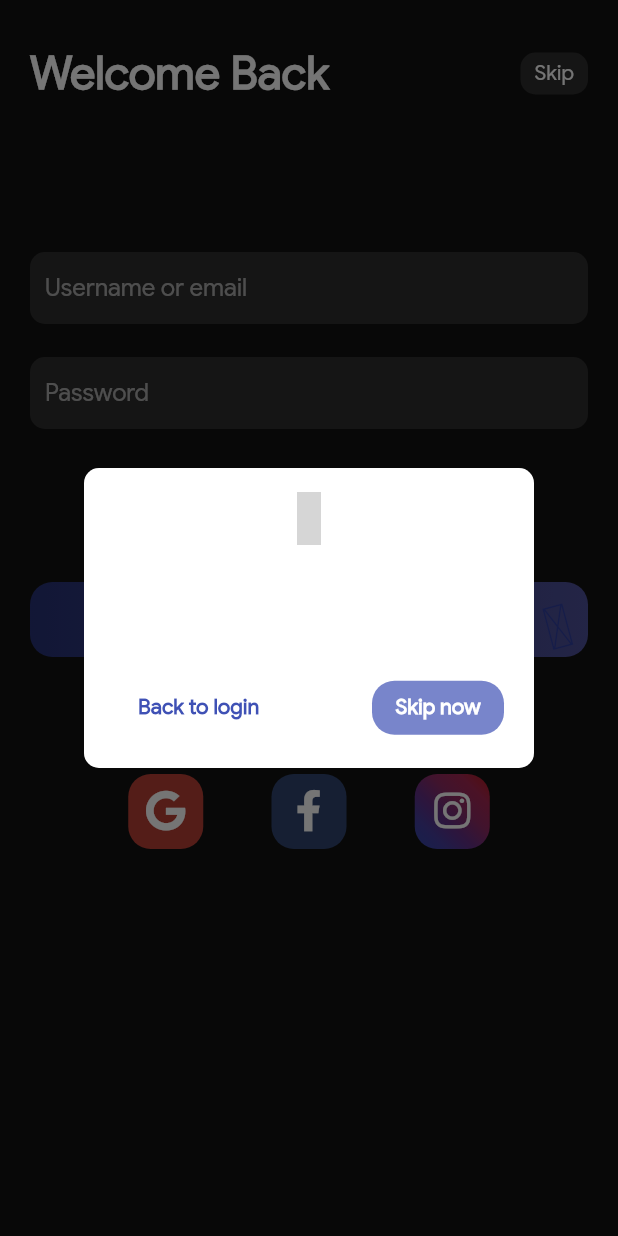
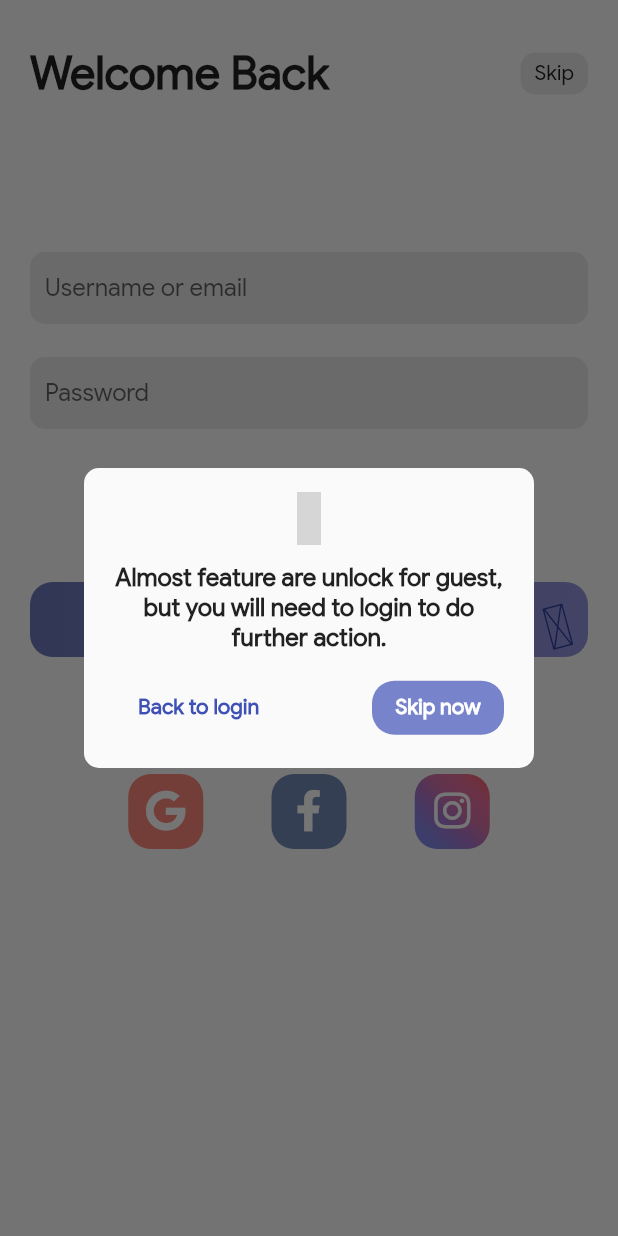
Before and after one commit to Mattstacey321/photo_social_app, a Flutter app: the Login screen opened by its route, after a tap on "Skip", on a phone screen of 412 x 824 dp. Run offline on Flutter 3.47's test engine with Material 2 defaults, Android fonts, the light colour scheme and no system bars; drawn by our look-alikes of pull_to_refresh; our stand-ins replace bot_toast, cached_network_image, carousel_slider, dio, eva_icons_flutter, flutter_blurhash and 10 more; missing offline and left inert: flutter_downloader; accounts and stored records are empty; statements that could not run were skipped; grey boxes are pictures that could not be loaded.

Commit message:
fix: fix white text color on dark theme, add configuration for release

```diff
--- a/lib/controllers/post_controller.dart
+++ b/lib/controllers/post_controller.dart
@@ -1,3 +1,4 @@
+import 'package:bot_toast/bot_toast.dart';
 import 'package:flutter/cupertino.dart';
 import 'package:get/get.dart';
 import 'package:photo_social/models/postModel.dart';
@@ -88,7 +89,8 @@ class PostController extends GetxController {
         await launch(url, forceSafariVC: false, forceWebView: false);
       }
     } catch (e) {
-      await launch(fallbackUrl, forceSafariVC: false, forceWebView: false);
+      BotToast.showText(text: "Can not open link. Try again");
+      //await launch(fallbackUrl, forceSafariVC: false, forceWebView: false);
       //BotToast.showText(text: "Can not open url");
     }
   }
--- a/lib/controllers/preferences_controller.dart
+++ b/lib/controllers/preferences_controller.dart
@@ -17,8 +17,12 @@ class PreferencesController extends GetxController {
   }
 
   static Color get colorTheme {
-    return !PreferencesController.isDarkMode
+    return PreferencesController.isDarkMode
         ? ColorStyle.darkGreyBG
         : Colors.white;
   }
+
+  static ThemeMode get themeMode {
+    return isDarkMode ? ThemeMode.dark : ThemeMode.light;
+  }
 }
--- a/lib/main.dart
+++ b/lib/main.dart
@@ -18,17 +18,13 @@ Future main() async {
       await PreferencesController.load();
   Get.put<PreferencesController>(preferencesController, permanent: true);
 
-  runApp(MyApp(
-    home: StartUpScreen(),
-    isDarkMode: PreferencesController.getPrefs.getBool('darkMode') ?? false,
-  ));
+  runApp(MyApp(home: StartUpScreen()));
   SystemChrome.setEnabledSystemUIOverlays([]);
 }
 
 class MyApp extends StatelessWidget {
   final Widget home;
-  final bool isDarkMode;
-  MyApp({this.home, this.isDarkMode});
+  MyApp({this.home});
   @override
   Widget build(BuildContext context) {
     return RefreshConfiguration(
@@ -38,7 +34,7 @@ class MyApp extends StatelessWidget {
         theme: AppTheme.lightTheme,
         darkTheme: AppTheme.darkTheme,
         debugShowCheckedModeBanner: false,
-        themeMode: isDarkMode ? ThemeMode.light : ThemeMode.dark,
+        themeMode: PreferencesController.themeMode,
         builder: BotToastInit(),
         navigatorObservers: [BotToastNavigatorObserver()],
         initialRoute: '/',
--- a/lib/screens/forum_post/widgets/post_item.dart
+++ b/lib/screens/forum_post/widgets/post_item.dart
@@ -351,7 +351,7 @@ class _PostItemState extends State<PostItem>
                   imageWidth: imageWidth);
             },
             options: CarouselOptions(
-                height: 400,
+                height: 300,
                 enableInfiniteScroll: false,
                 enlargeCenterPage: true,
                 enlargeStrategy: CenterPageEnlargeStrategy.scale,
--- a/lib/screens/login/widgets/skip_login_dialog.dart
+++ b/lib/screens/login/widgets/skip_login_dialog.dart
@@ -15,8 +15,7 @@ class SkipLoginDialog extends StatelessWidget {
           height: 200,
           width: 300,
           padding: EdgeInsets.symmetric(vertical: 10, horizontal: 20),
-          decoration: BoxDecoration(
-              borderRadius: BorderRadius.circular(10), color: Colors.white),
+          decoration: BoxDecoration(borderRadius: BorderRadius.circular(10)),
           child: Column(
             mainAxisAlignment: MainAxisAlignment.spaceAround,
             children: [
--- a/lib/screens/profile/profile.dart
+++ b/lib/screens/profile/profile.dart
@@ -73,7 +73,7 @@ class Profile extends StatelessWidget {
                           padding: EdgeInsets.symmetric(
                               horizontal: 20, vertical: 10),
                           decoration: BoxDecoration(
-                            color: !PreferencesController.isDarkMode
+                            color: PreferencesController.isDarkMode
                                 ? ColorStyle.darkGrey900
                                 : Colors.white,
                             boxShadow: [
--- a/lib/style.dart
+++ b/lib/style.dart
@@ -17,15 +17,15 @@ class AppStyle {
           {Color color = Colors.black, double size = 25}) =>
       SpinKitDoubleBounce(
         color: PreferencesController.isDarkMode == true
-            ? ColorStyle.darkGreyBG
-            : ColorStyle.white,
+            ? ColorStyle.white
+            : ColorStyle.darkGreyBG,
         size: size,
       );
   static SpinKitThreeBounce get defaultCheckingUpdateLoading =>
       SpinKitThreeBounce(
         size: 20,
         color: PreferencesController.isDarkMode == true
-            ? ColorStyle.darkGreyBG
-            : ColorStyle.white,
+            ? ColorStyle.white
+            : ColorStyle.darkGreyBG,
       );
 }
--- a/lib/widgets/custom_netword_image.dart
+++ b/lib/widgets/custom_netword_image.dart
@@ -60,7 +60,7 @@ class CustomNetworkImage extends StatelessWidget {
                     alignment: (imageHeight < imageWidth)
                         ? Alignment.center
                         : Alignment.topCenter,
-                    fit: BoxFit.fitWidth,
+                    fit: BoxFit.cover,
                   ),
                 ),
               ),
--- a/pubspec.yaml
+++ b/pubspec.yaml
@@ -1,6 +1,6 @@
 name: photo_social
 publish_to: 'none' # Remove this line if you wish to publish to pub.dev
-version: 1.0.6+3
+version: 1.0.6+4
 
 environment:
   sdk: ">=2.7.0 <3.0.0"
```
Also changed, not shown: lib/screens/home/home.dart (+6 -4 lines), 3 other files.
